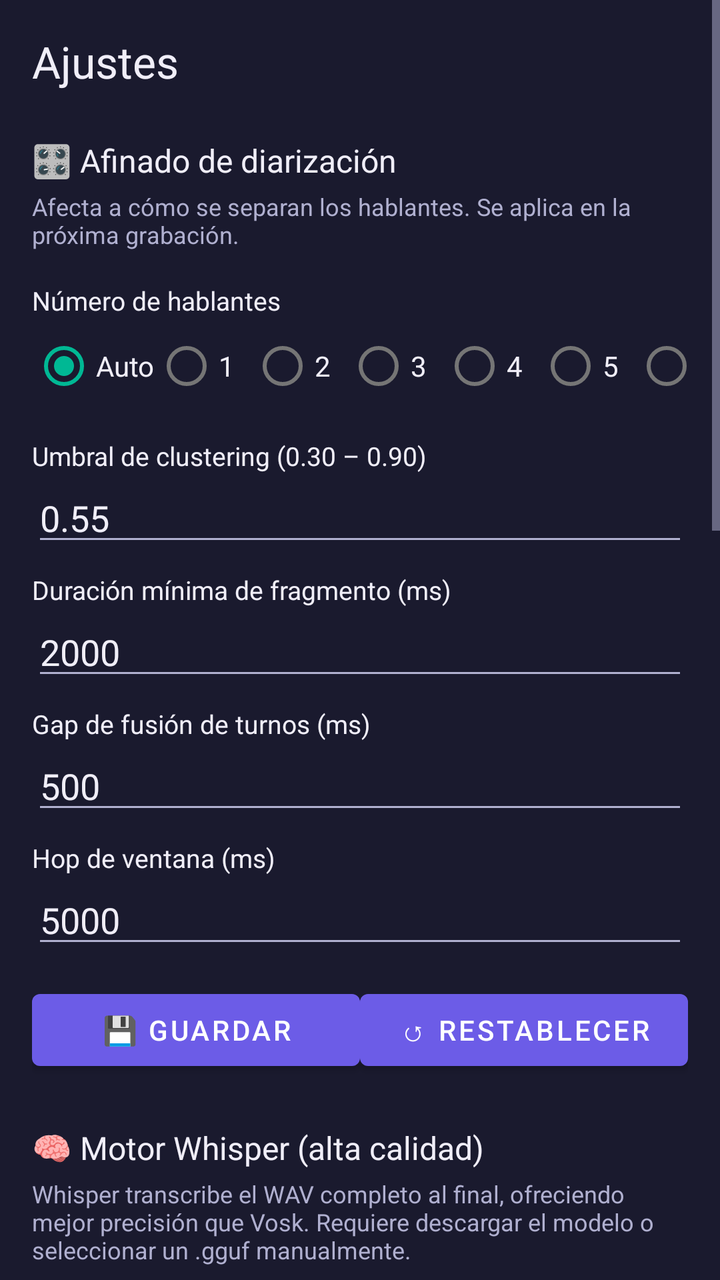
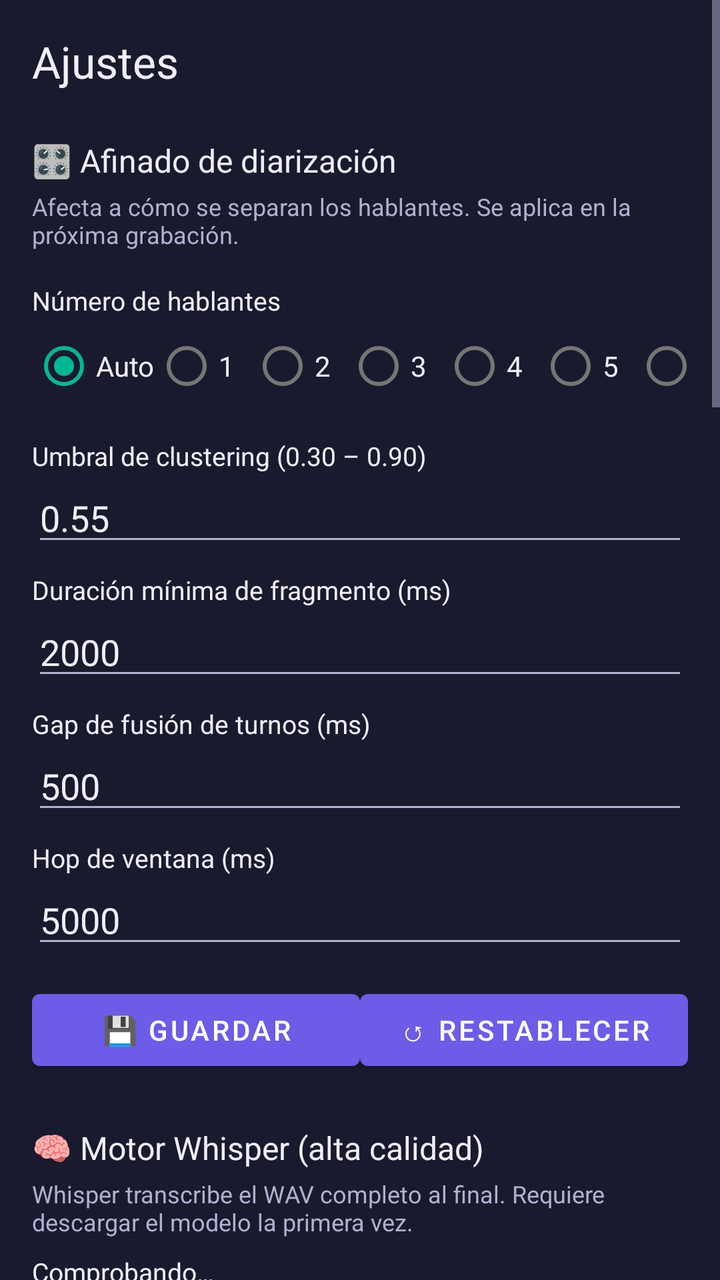

The first picture is an Android layout as it rendered before a commit; the second is the same layout after the commit. The layout source and the unified diff follow.
<!-- AndroidManifest.xml: application theme Theme.Microlisto -->
<!-- res/layout/fragment_ajustes.xml -->
<?xml version="1.0" encoding="utf-8"?>
<ScrollView xmlns:android="http://schemas.android.com/apk/res/android"
    android:layout_width="match_parent"
    android:layout_height="match_parent"
    android:background="#1A1A2E">

    <LinearLayout
        android:layout_width="match_parent"
        android:layout_height="wrap_content"
        android:orientation="vertical"
        android:padding="16dp">

        <TextView
            android:layout_width="wrap_content"
            android:layout_height="wrap_content"
            android:text="@string/ajustes_titulo"
            android:textSize="22sp"
            android:textColor="#F0EEF8"
            android:layout_marginBottom="16dp" />

        
        <TextView
            android:layout_width="wrap_content"
            android:layout_height="wrap_content"
            android:text="🎛 Afinado de diarización"
            android:textSize="16sp"
            android:textColor="#F0EEF8"
            android:layout_marginTop="8dp"
            android:layout_marginBottom="4dp" />

        <TextView
            android:layout_width="wrap_content"
            android:layout_height="wrap_content"
            android:text="Afecta a cómo se separan los hablantes. Se aplica en la próxima grabación."
            android:textSize="12sp"
            android:textColor="#B0B0D0"
            android:layout_marginBottom="8dp" />

        <TextView
            android:layout_width="wrap_content"
            android:layout_height="wrap_content"
            android:text="Número de hablantes"
            android:textSize="13sp"
            android:textColor="#F0EEF8"
            android:layout_marginTop="8dp" />

        <RadioGroup
            android:id="@+id/grupo_hablantes"
            android:layout_width="match_parent"
            android:layout_height="wrap_content"
            android:orientation="horizontal">

            <RadioButton android:id="@+id/radio_hablantes_auto" android:layout_width="wrap_content" android:layout_height="wrap_content" android:text="Auto" android:textColor="#F0EEF8" android:checked="true" />
            <RadioButton android:id="@+id/radio_hablantes_1" android:layout_width="wrap_content" android:layout_height="wrap_content" android:text="1" android:textColor="#F0EEF8" />
            <RadioButton android:id="@+id/radio_hablantes_2" android:layout_width="wrap_content" android:layout_height="wrap_content" android:text="2" android:textColor="#F0EEF8" />
            <RadioButton android:id="@+id/radio_hablantes_3" android:layout_width="wrap_content" android:layout_height="wrap_content" android:text="3" android:textColor="#F0EEF8" />
            <RadioButton android:id="@+id/radio_hablantes_4" android:layout_width="wrap_content" android:layout_height="wrap_content" android:text="4" android:textColor="#F0EEF8" />
            <RadioButton android:id="@+id/radio_hablantes_5" android:layout_width="wrap_content" android:layout_height="wrap_content" android:text="5" android:textColor="#F0EEF8" />
            <RadioButton android:id="@+id/radio_hablantes_6" android:layout_width="wrap_content" android:layout_height="wrap_content" android:text="6" android:textColor="#F0EEF8" />
        </RadioGroup>

        <TextView android:layout_width="wrap_content" android:layout_height="wrap_content" android:text="Umbral de clustering (0.30 – 0.90)" android:textSize="13sp" android:textColor="#F0EEF8" android:layout_marginTop="12dp" />
        <EditText android:id="@+id/input_umbral" android:layout_width="match_parent" android:layout_height="wrap_content" android:inputType="numberDecimal" android:text="0.55" android:textColor="#F0EEF8" />

        <TextView android:layout_width="wrap_content" android:layout_height="wrap_content" android:text="Duración mínima de fragmento (ms)" android:textSize="13sp" android:textColor="#F0EEF8" android:layout_marginTop="8dp" />
        <EditText android:id="@+id/input_min_frag" android:layout_width="match_parent" android:layout_height="wrap_content" android:inputType="number" android:text="2000" android:textColor="#F0EEF8" />

        <TextView android:layout_width="wrap_content" android:layout_height="wrap_content" android:text="Gap de fusión de turnos (ms)" android:textSize="13sp" android:textColor="#F0EEF8" android:layout_marginTop="8dp" />
        <EditText android:id="@+id/input_gap" android:layout_width="match_parent" android:layout_height="wrap_content" android:inputType="number" android:text="500" android:textColor="#F0EEF8" />

        <TextView android:layout_width="wrap_content" android:layout_height="wrap_content" android:text="Hop de ventana (ms)" android:textSize="13sp" android:textColor="#F0EEF8" android:layout_marginTop="8dp" />
        <EditText android:id="@+id/input_hop" android:layout_width="match_parent" android:layout_height="wrap_content" android:inputType="number" android:text="5000" android:textColor="#F0EEF8" />

        <LinearLayout android:layout_width="match_parent" android:layout_height="wrap_content" android:orientation="horizontal" android:layout_marginTop="12dp">
            <Button android:id="@+id/boton_guardar_ajustes" android:layout_width="0dp" android:layout_height="wrap_content" android:layout_weight="1" android:text="💾 Guardar" />
            <Button android:id="@+id/boton_resetear_ajustes" android:layout_width="0dp" android:layout_height="wrap_content" android:layout_weight="1" android:text="↺ Restablecer" />
        </LinearLayout>

        
        <TextView
            android:layout_width="wrap_content"
            android:layout_height="wrap_content"
            android:text="🧠 Motor Whisper (alta calidad)"
            android:textSize="16sp"
            android:textColor="#F0EEF8"
            android:layout_marginTop="24dp"
            android:layout_marginBottom="4dp" />

        <TextView
            android:layout_width="wrap_content"
            android:layout_height="wrap_content"
            android:text="Whisper transcribe el WAV completo al final, ofreciendo mejor precisión que Vosk. Requiere descargar el modelo o seleccionar un .gguf manualmente."
            android:textSize="12sp"
            android:textColor="#B0B0D0"
            android:layout_marginBottom="8dp" />

        <TextView
            android:id="@+id/texto_estado_whisper"
            android:layout_width="wrap_content"
            android:layout_height="wrap_content"
            android:text="Comprobando…"
            android:textSize="13sp"
            android:textColor="#F0EEF8"
            android:layout_marginBottom="8dp" />

        <Button
            android:id="@+id/boton_descargar_whisper"
            android:layout_width="wrap_content"
            android:layout_height="wrap_content"
            android:text="📥 Descargar modelo (~620 MB)"
            android:layout_marginBottom="8dp" />

        <Button
            android:id="@+id/boton_seleccionar_modelo"
            android:layout_width="wrap_content"
            android:layout_height="wrap_content"
            android:text="📂 Seleccionar archivo .gguf"
            android:layout_marginBottom="8dp" />

        <Button
            android:id="@+id/boton_borrar_whisper"
            android:layout_width="wrap_content"
            android:layout_height="wrap_content"
            android:text="🗑 Borrar modelo Whisper"
            android:layout_marginBottom="16dp" />

        
        <TextView
            android:layout_width="wrap_content"
            android:layout_height="wrap_content"
            android:text="💾 Almacenamiento"
            android:textSize="16sp"
            android:textColor="#F0EEF8"
            android:layout_marginTop="16dp"
            android:layout_marginBottom="4dp" />

        <TextView
            android:id="@+id/texto_stats"
            android:layout_width="match_parent"
            android:layout_height="wrap_content"
            android:text="Cargando…"
            android:textSize="13sp"
            android:textColor="#B0B0D0"
            android:layout_marginBottom="8dp" />

        <Button
            android:id="@+id/boton_limpiar_wavs"
            android:layout_width="wrap_content"
            android:layout_height="wrap_content"
            android:text="🗑 Limpiar todos los WAVs"
            android:layout_marginBottom="8dp" />

        <Button
            android:id="@+id/boton_borrar_todo"
            android:layout_width="wrap_content"
            android:layout_height="wrap_content"
            android:text="🗑 Borrar todas las conversaciones"
            android:layout_marginBottom="16dp" />

        
        <TextView android:layout_width="wrap_content" android:layout_height="wrap_content" android:text="@string/ajustes_asistente_hyperos" android:textSize="16sp" android:textColor="#F0EEF8" android:layout_marginTop="16dp" android:layout_marginBottom="4dp" />
        <TextView android:layout_width="wrap_content" android:layout_height="wrap_content" android:text="@string/ajustes_asistente_hyperos_desc" android:textSize="13sp" android:textColor="#B0B0D0" android:layout_marginBottom="8dp" />
        <Button android:id="@+id/boton_asistente_hyperos" android:layout_width="wrap_content" android:layout_height="wrap_content" android:text="@string/config_boton_abrir_ajustes" android:layout_marginBottom="24dp" />

        
        <TextView android:layout_width="wrap_content" android:layout_height="wrap_content" android:text="@string/ajustes_debug_titulo" android:textSize="16sp" android:textColor="#F0EEF8" android:layout_marginTop="16dp" android:layout_marginBottom="4dp" />
        <TextView android:layout_width="wrap_content" android:layout_height="wrap_content" android:text="@string/ajustes_debug_desc" android:textSize="13sp" android:textColor="#B0B0D0" android:layout_marginBottom="8dp" />
        <Button android:id="@+id/boton_ver_log" android:layout_width="wrap_content" android:layout_height="wrap_content" android:text="@string/ajustes_ver_log" android:layout_marginBottom="24dp" />

        
        <TextView android:layout_width="wrap_content" android:layout_height="wrap_content" android:text="@string/ajustes_acerca_de" android:textSize="16sp" android:textColor="#F0EEF8" android:layout_marginTop="16dp" android:layout_marginBottom="4dp" />
        <TextView android:layout_width="wrap_content" android:layout_height="wrap_content" android:text="@string/ajustes_acerca_de_texto" android:textSize="13sp" android:textColor="#B0B0D0" />

    </LinearLayout>
</ScrollView>
<!-- resources referenced by this layout -->
<resources>
  <string name="ajustes_acerca_de">Acerca de Microlisto</string>
  <string name="ajustes_acerca_de_texto">Microlisto v1.0\n\nTranscripción y análisis de conversaciones, 100%% offline.\n\nMotor: Vosk + Whisper\nDiarización: pyannote + WeSpeaker\n\nTodo el procesamiento ocurre en el dispositivo.</string>
  <string name="ajustes_asistente_hyperos">Asistente HyperOS</string>
  <string name="ajustes_asistente_hyperos_desc">Volver a mostrar los pasos de configuración de segundo plano</string>
  <string name="ajustes_debug_desc">Log interno de la app. Útil para diagnosticar problemas en la grabación, transcripción o diarización.</string>
  <string name="ajustes_debug_titulo">Depuración</string>
  <string name="ajustes_titulo">Ajustes</string>
  <string name="ajustes_ver_log">Ver log de depuración</string>
  <string name="config_boton_abrir_ajustes">Abrir ajustes</string>
  <style name="Theme.Microlisto" parent="Theme.MaterialComponents.DayNight.NoActionBar">
          <item name="colorPrimary">#6C5CE7</item>
          <item name="colorPrimaryVariant">#4A3FB5</item>
          <item name="colorOnPrimary">#FFFFFF</item>
          <item name="colorSecondary">#00B894</item>
          <item name="colorSecondaryVariant">#008C6E</item>
          <item name="colorOnSecondary">#FFFFFF</item>
          <item name="android:statusBarColor">#1A1A2E</item>
          <item name="android:navigationBarColor">#1A1A2E</item>
          <item name="android:windowBackground">#1A1A2E</item>
          <item name="android:textColorPrimary">#F0EEF8</item>
          <item name="android:textColorSecondary">#B0B0D0</item>
      </style>
</resources>

<!-- the commit's change to res/layout/fragment_ajustes.xml (unified diff, before → after) -->
@@ -89,7 +89,7 @@
         <TextView
             android:layout_width="wrap_content"
             android:layout_height="wrap_content"
-            android:text="Whisper transcribe el WAV completo al final, ofreciendo mejor precisión que Vosk. Requiere descargar el modelo o seleccionar un .gguf manualmente."
+            android:text="Whisper transcribe el WAV completo al final. Requiere descargar el modelo la primera vez."
             android:textSize="12sp"
             android:textColor="#B0B0D0"
             android:layout_marginBottom="8dp" />
@@ -122,6 +122,47 @@
             android:layout_width="wrap_content"
             android:layout_height="wrap_content"
             android:text="🗑 Borrar modelo Whisper"
+            android:layout_marginBottom="16dp" />
+
+        
+        <TextView
+            android:layout_width="wrap_content"
+            android:layout_height="wrap_content"
+            android:text="🌍 Idioma de transcripción"
+            android:textSize="16sp"
+            android:textColor="#F0EEF8"
+            android:layout_marginTop="8dp"
+            android:layout_marginBottom="4dp" />
+
+        <TextView
+            android:layout_width="wrap_content"
+            android:layout_height="wrap_content"
+            android:text="Forzar el idioma mejora la precisión. Usa Auto si no sabes en qué idioma se hablará."
+            android:textSize="12sp"
+            android:textColor="#B0B0D0"
+            android:layout_marginBottom="8dp" />
+
+        <RadioGroup
+            android:id="@+id/grupo_idioma"
+            android:layout_width="match_parent"
+            android:layout_height="wrap_content"
+            android:orientation="vertical">
+
+            <RadioButton android:id="@+id/radio_idioma_auto" android:layout_width="wrap_content" android:layout_height="wrap_content" android:text="Auto (detectar)" android:textColor="#F0EEF8" />
+            <RadioButton android:id="@+id/radio_idioma_es" android:layout_width="wrap_content" android:layout_height="wrap_content" android:text="Español" android:textColor="#F0EEF8" android:checked="true" />
+            <RadioButton android:id="@+id/radio_idioma_en" android:layout_width="wrap_content" android:layout_height="wrap_content" android:text="Inglés" android:textColor="#F0EEF8" />
+            <RadioButton android:id="@+id/radio_idioma_fr" android:layout_width="wrap_content" android:layout_height="wrap_content" android:text="Francés" android:textColor="#F0EEF8" />
+            <RadioButton android:id="@+id/radio_idioma_de" android:layout_width="wrap_content" android:layout_height="wrap_content" android:text="Alemán" android:textColor="#F0EEF8" />
+            <RadioButton android:id="@+id/radio_idioma_it" android:layout_width="wrap_content" android:layout_height="wrap_content" android:text="Italiano" android:textColor="#F0EEF8" />
+            <RadioButton android:id="@+id/radio_idioma_pt" android:layout_width="wrap_content" android:layout_height="wrap_content" android:text="Portugués" android:textColor="#F0EEF8" />
+        </RadioGroup>
+
+        <Button
+            android:id="@+id/boton_guardar_idioma"
+            android:layout_width="wrap_content"
+            android:layout_height="wrap_content"
+            android:text="💾 Guardar idioma"
+            android:layout_marginTop="8dp"
             android:layout_marginBottom="16dp" />
 
         
